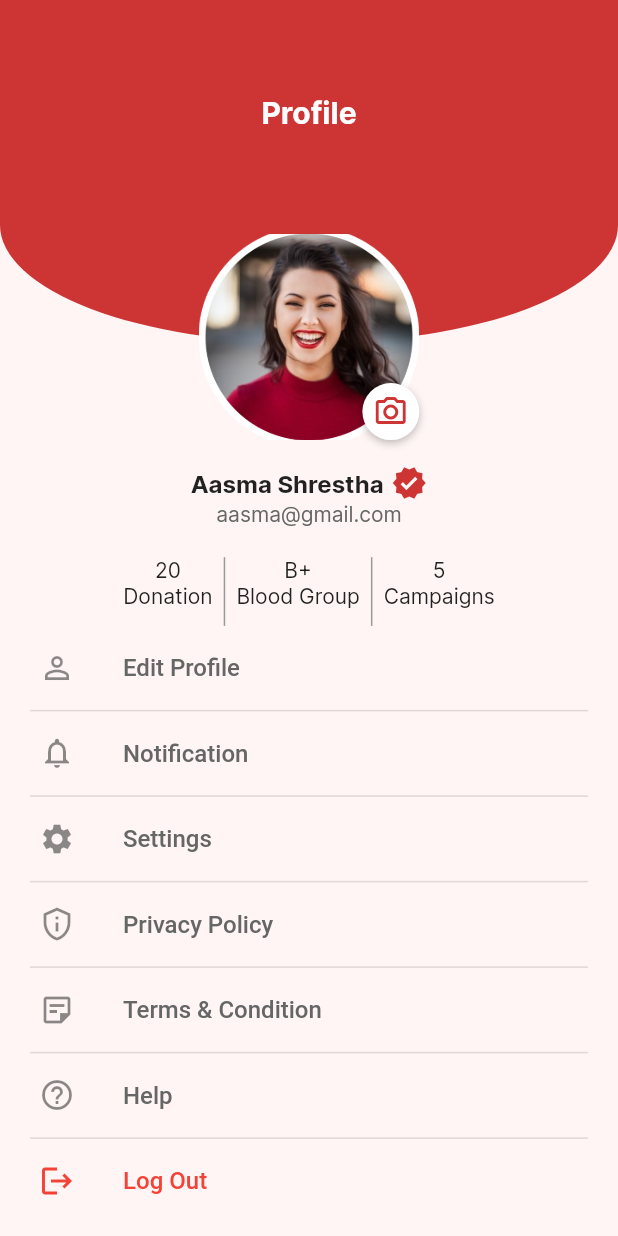
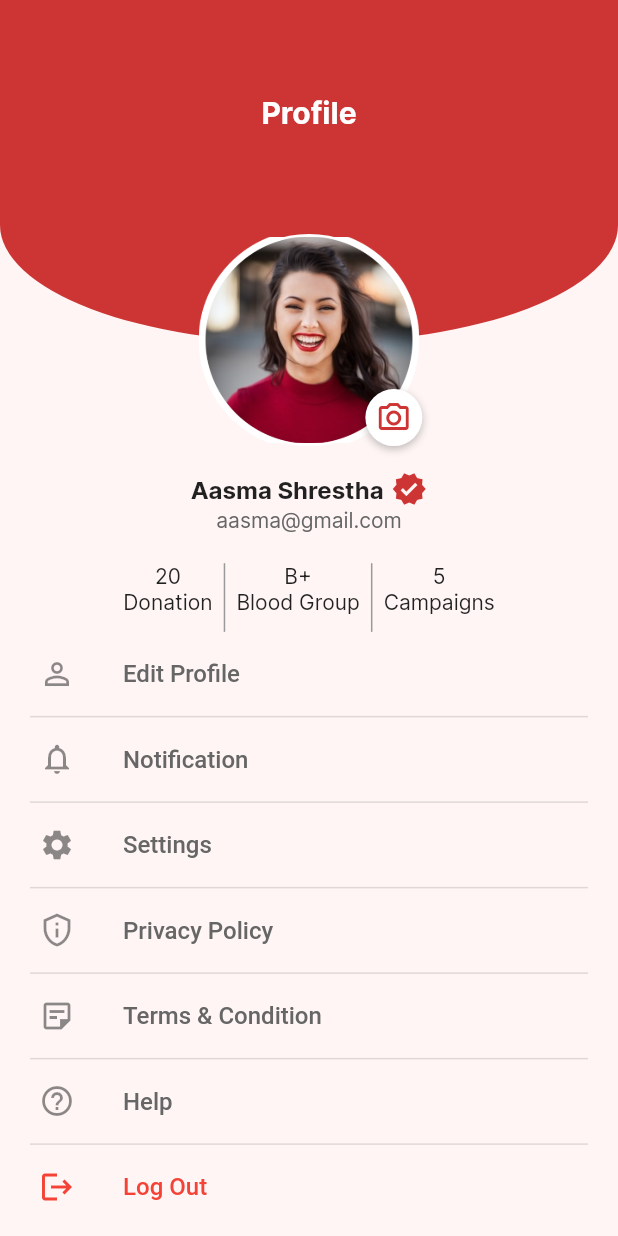
Before and after one commit to Jigarchovatiya/blood_donation_app, a Flutter app: the ProfileScreen screen opened by its route, on a phone screen of 412 x 824 dp. Run offline on Flutter 3.47's test engine with Material 2 defaults, Android fonts, the phone set to English and light mode, and no system bars; our stand-ins replace cloud_firestore, firebase_auth, firebase_core, firebase_storage, flutter_svg, google_sign_in and 4 more; accounts and stored records are empty.

Commit message:
26-06-2023

```diff
--- a/lib/view/bottom_bar/home_screen/donation_campaign_one.dart
+++ b/lib/view/bottom_bar/home_screen/donation_campaign_one.dart
@@ -178,7 +178,7 @@ class _DonationCampaignOneState extends State<DonationCampaignOne> {
                           AppStrings.weight,
                           style: TextStyle(fontSize: 18),
                         ),
-                        SizedBox(width: width / 4.55),
+                        SizedBox(width: width / 4),
                         const Text(
                           AppStrings.lastDonatedOn,
                           style: TextStyle(fontSize: 18),
--- a/lib/view/bottom_bar/profile/profile_screen.dart
+++ b/lib/view/bottom_bar/profile/profile_screen.dart
@@ -134,17 +134,39 @@ class _ProfileScreenState extends State<ProfileScreen> {
               Stack(
                 children: [
                   imageFile != null
-                      ? Image.file(
+                      ? Container(
+                          decoration: BoxDecoration(
+                            shape: BoxShape.circle,
+                            border: Border.all(
+                              width: 5,
+                              color: AppColors.white,
+                            ),
+                          ),
+                          child: ClipRRect(
+                            borderRadius: BorderRadius.circular(200),
+                            clipBehavior: Clip.antiAlias,
+                            child: Image.file(
                               imageFile!,
+                              fit: BoxFit.fill,
                               height: height(context) / 6,
                               width: width(context) / 2.8,
-                          fit: BoxFit.cover,
+                            ),
+                          ),
                         )
-                      : Image.asset(
+                      : Container(
+                          decoration: BoxDecoration(
+                            shape: BoxShape.circle,
+                            border: Border.all(
+                              width: 2,
+                              color: AppColors.white,
+                            ),
+                          ),
+                          child: Image.asset(
                             AppAssets.profileImage,
                             height: height(context) / 6,
                             width: width(context) / 2.8,
                             fit: BoxFit.cover,
+                          ),
                         ),
                   Positioned(
                     bottom: 0,
```
Lines whose indentation alone changed are shown as unchanged.
